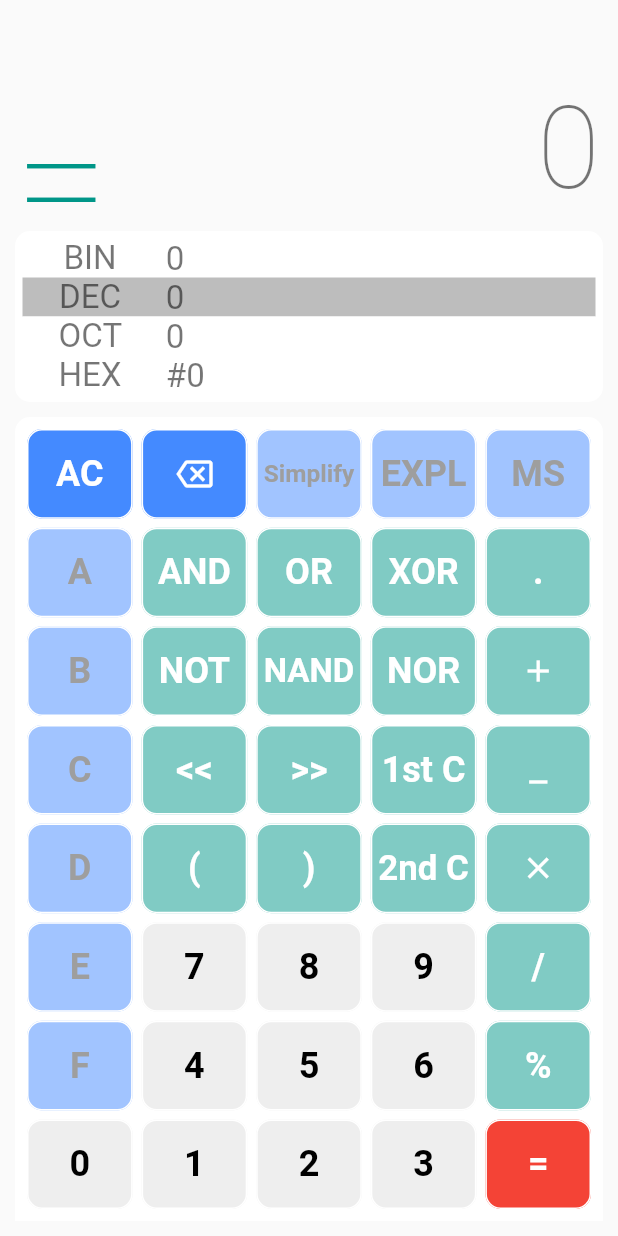
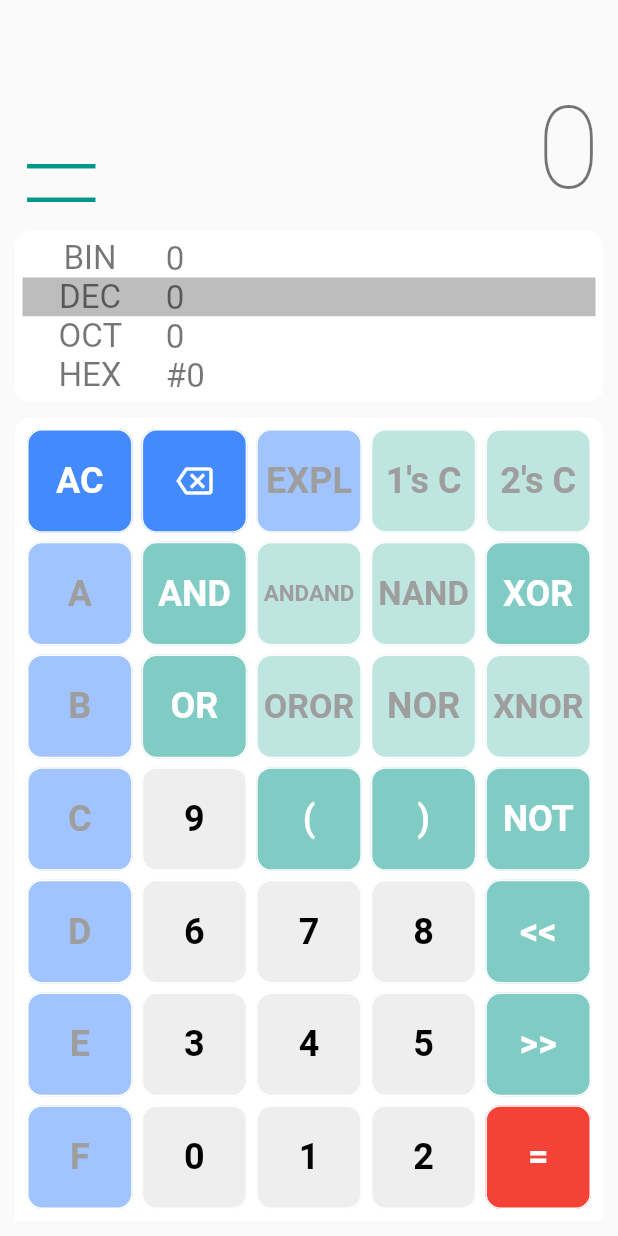
Before and after one commit to islamkhalid295/Graduation-Project, a Flutter app: the ProgrammerScreen widget shown alone on an empty page, opened directly, on a phone screen of 412 x 824 dp. Run offline on Flutter 3.47's test engine with Material 2 defaults, Android fonts, the light colour scheme and no system bars; our stand-ins replace cloud_firestore, firebase_auth, firebase_core, math_expressions, modal_progress_hud_nsn; missing offline and left inert: number_system; accounts and stored records are empty; network calls fail.

Commit message:
remove standard page, ui inhancement and adding new buttons to the app

```diff
--- a/lib/Graduation-Project/programmer.dart
+++ b/lib/Graduation-Project/programmer.dart
@@ -3,6 +3,7 @@ import 'package:flutter/material.dart';
 import 'package:number_system/number_system.dart';
 import 'package:cloud_firestore/cloud_firestore.dart';
 import 'package:firebase_auth/firebase_auth.dart';
+
 class ProgrammerScreen extends StatefulWidget {
   const ProgrammerScreen({Key? key}) : super(key: key);
 
@@ -11,21 +12,23 @@ class ProgrammerScreen extends StatefulWidget {
 }
 
 class _ProgrammerScreenState extends State<ProgrammerScreen> {
-  final _auth=FirebaseAuth.instance;
+  final _auth = FirebaseAuth.instance;
   late User signedINUser; //this get current user
-  final  _history = FirebaseFirestore.instance.collection('history');
+  final _history = FirebaseFirestore.instance.collection('history');
+
   Future<void> addUserHistory(String xtext) {
-
     // Call the user's CollectionReference to add a new user
     return _history
         .add({
-      'operation': xtext ,// add history
-      'user':signedINUser.email //currentuser
-      ,'type':'standard'
-    })
+          'operation': xtext, // add history
+          'user': signedINUser.email //currentuser
+          ,
+          'type': 'standard'
+        })
         .then((value) => print("User History Added"))
         .catchError((error) => print("Failed to add user History: $error"));
   }
+
   String currentNumberSystem = 'dec';
   String input = "";
   String result = "0";
@@ -35,6 +38,7 @@ class _ProgrammerScreenState extends State<ProgrammerScreen> {
   String octResult = "0";
   int tmp = 0;
   List<String> operator = ['&', '|', '~', '(', ')'];
+
 //sdada
   bool isOperator(String s) {
     return operator.contains(s);
@@ -43,12 +47,12 @@ class _ProgrammerScreenState extends State<ProgrammerScreen> {
   void check() {
     Parser p = Parser(input, currentNumberSystem);
     tmp = p.sampleParser();
-    if (p.error){
+    if (p.error) {
       binResult = "Math Error";
       decResult = "Math Error";
       hexResult = "Math Error";
       octResult = "Math Error";
-    }else {
+    } else {
       binResult = tmp.decToBinary().toString();
       decResult = tmp.toString();
       hexResult = tmp.decToHex().toString();
@@ -382,7 +386,7 @@ class _ProgrammerScreenState extends State<ProgrammerScreen> {
                 padding: const EdgeInsets.all(0),
                 gridDelegate: SliverGridDelegateWithFixedCrossAxisCount(
                   crossAxisCount: 5,
-                  mainAxisExtent: constraints.maxHeight * (1 / 8),
+                  mainAxisExtent: constraints.maxHeight * (1 / 7),
                 ),
                 children: [
                   //================ 1st Row ================//
@@ -414,25 +418,23 @@ class _ProgrammerScreenState extends State<ProgrammerScreen> {
                         });
                       }),
                   createButton(
-                    child: 'Simplify',
-                    color: Colors.white,
-                    bgColor: Colors.blueAccent,
-                    isEnabled: false,
-                  ),
-                  createButton(
                     child: 'EXPL',
                     color: Colors.white,
                     bgColor: Colors.blueAccent,
                     isEnabled: false,
                   ),
                   createButton(
-                      child: 'MS',
-                      color: Colors.white,
-                      bgColor: Colors.blueAccent,
-                      isEnabled: false,
-                      onPressed: () {
-                        setState(() {});
-                      }),
+                    child: '1\'s C',
+                    color: Colors.white,
+                    bgColor: Colors.teal[200],
+                    isEnabled: false,
+                  ),
+                  createButton(
+                    child: '2\'s C',
+                    color: Colors.white,
+                    bgColor: Colors.teal[200],
+                    isEnabled: false,
+                  ),
                   //================ 2nd Row ================//
                   createButton(
                       child: 'A',
@@ -456,15 +458,17 @@ class _ProgrammerScreenState extends State<ProgrammerScreen> {
                         });
                       }),
                   createButton(
-                      child: 'OR',
+                      child: 'ANDAND',
                       color: Colors.white,
                       bgColor: Colors.teal[200],
-                      isEnabled: true,
-                      onPressed: () {
-                        setState(() {
-                          input += "|";
-                        });
-                      }),
+                      isEnabled: false,
+                      ),
+                  createButton(
+                      child: 'NAND',
+                      color: Colors.white,
+                      bgColor: Colors.teal[200],
+                      isEnabled: false,
+                      ),
                   createButton(
                       child: 'XOR',
                       color: Colors.white,
@@ -473,16 +477,6 @@ class _ProgrammerScreenState extends State<ProgrammerScreen> {
                       onPressed: () {
                         setState(() {
                           input += '^';
-                        });
-                      }),
-                  createButton(
-                      child: '.',
-                      color: Colors.white,
-                      bgColor: Colors.teal[200],
-                      isEnabled: true,
-                      onPressed: () {
-                        setState(() {
-                          input += '.';
                         });
                       }),
                   //================ 3rd Row ================//
@@ -498,45 +492,33 @@ class _ProgrammerScreenState extends State<ProgrammerScreen> {
                         });
                       }),
                   createButton(
-                      child: 'NOT',
+                      child: 'OR',
                       color: Colors.white,
                       bgColor: Colors.teal[200],
                       isEnabled: true,
                       onPressed: () {
                         setState(() {
-                          input += '~';
+                          input += "|";
                         });
                       }),
                   createButton(
-                      child: 'NAND',
-                      color: Colors.white,
-                      bgColor: Colors.teal[200],
-                      isEnabled: true,
-                      onPressed: () {
-                        setState(() {
-                          input += "~&";
-                        });
-                      }),
+                    child: 'OROR',
+                    color: Colors.white,
+                    bgColor: Colors.teal[200],
+                    isEnabled: false,
+                  ),
                   createButton(
                       child: 'NOR',
                       color: Colors.white,
                       bgColor: Colors.teal[200],
-                      isEnabled: true,
-                      onPressed: () {
-                        setState(() {
-                          input += "~^";
-                        });
-                      }),
+                      isEnabled: false,
+                      ),
                   createButton(
-                      child: Icons.add,
+                      child: 'XNOR',
                       color: Colors.white,
                       bgColor: Colors.teal[200],
-                      isEnabled: true,
-                      onPressed: () {
-                        setState(() {
-                          input += '+';
-                        });
-                      }),
+                      isEnabled: false,
+                      ),
                   //================ 4th Row ================//
                   createButton(
                       child: 'C',
@@ -550,50 +532,14 @@ class _ProgrammerScreenState extends State<ProgrammerScreen> {
                         });
                       }),
                   createButton(
-                      child: '<<',
-                      color: Colors.white,
-                      bgColor: Colors.teal[200],
-                      isEnabled: true,
+                      child: '9',
+                      color: Colors.black,
+                      bgColor: Colors.grey[200],
+                      isEnabled: (currentNumberSystem == 'hex' ||
+                          currentNumberSystem == 'dec'),
                       onPressed: () {
                         setState(() {
-                          input += '<<';
-                        });
-                      }),
-                  createButton(
-                      child: '>>',
-                      color: Colors.white,
-                      bgColor: Colors.teal[200],
-                      isEnabled: true,
-                      onPressed: () {
-                        setState(() {
-                          input += '>>';
-                        });
-                      }),
-                  createButton(
-                    child: '1st C',
-                    color: Colors.white,
-                    bgColor: Colors.teal[200],
-                    isEnabled: true,
-                  ),
-                  createButton(
-                      child: Icons.minimize,
-                      color: Colors.white,
-                      bgColor: Colors.teal[200],
-                      isEnabled: true,
-                      onPressed: () {
-                        setState(() {
-                          input += '-';
-                        });
-                      }),
-                  //================ 5th Row ================//
-                  createButton(
-                      child: 'D',
-                      color: Colors.white,
-                      bgColor: Colors.blueAccent,
-                      isEnabled: (currentNumberSystem == 'hex'),
-                      onPressed: () {
-                        setState(() {
-                          input += 'D';
+                          input += '9';
                           check();
                         });
                       }),
@@ -618,30 +564,37 @@ class _ProgrammerScreenState extends State<ProgrammerScreen> {
                         });
                       }),
                   createButton(
-                    child: '2nd C',
-                    color: Colors.white,
-                    bgColor: Colors.teal[200],
-                    isEnabled: true,
-                  ),
-                  createButton(
-                      child: Icons.close,
+                      child: 'NOT',
                       color: Colors.white,
                       bgColor: Colors.teal[200],
                       isEnabled: true,
                       onPressed: () {
                         setState(() {
-                          input += '*';
+                          input += '~';
                         });
                       }),
-                  //================ 6th Row ================//
+                  //================ 5th Row ================//
                   createButton(
-                      child: 'E',
+                      child: 'D',
                       color: Colors.white,
                       bgColor: Colors.blueAccent,
                       isEnabled: (currentNumberSystem == 'hex'),
                       onPressed: () {
                         setState(() {
-                          input += 'E';
+                          input += 'D';
+                          check();
+                        });
+                      }),
+                  createButton(
+                      child: '6',
+                      color: Colors.black,
+                      bgColor: Colors.grey[200],
+                      isEnabled: (currentNumberSystem == 'hex' ||
+                          currentNumberSystem == 'oct' ||
+                          currentNumberSystem == 'dec'),
+                      onPressed: () {
+                        setState(() {
+                          input += '6';
                           check();
                         });
                       }),
@@ -671,36 +624,37 @@ class _ProgrammerScreenState extends State<ProgrammerScreen> {
                         });
                       }),
                   createButton(
-                      child: '9',
-                      color: Colors.black,
-                      bgColor: Colors.grey[200],
-                      isEnabled: (currentNumberSystem == 'hex' ||
-                          currentNumberSystem == 'dec'),
-                      onPressed: () {
-                        setState(() {
-                          input += '9';
-                          check();
-                        });
-                      }),
-                  createButton(
-                      child: '/',
+                      child: '<<',
                       color: Colors.white,
                       bgColor: Colors.teal[200],
                       isEnabled: true,
                       onPressed: () {
                         setState(() {
-                          input += '/';
+                          input += '<<';
                         });
                       }),
-                  //================ 7th Row ================//
+                  //================ 6th Row ================//
                   createButton(
-                      child: 'F',
+                      child: 'E',
                       color: Colors.white,
                       bgColor: Colors.blueAccent,
                       isEnabled: (currentNumberSystem == 'hex'),
                       onPressed: () {
                         setState(() {
-                          input += 'F';
+                          input += 'E';
+                          check();
+                        });
+                      }),
+                  createButton(
+                      child: '3',
+                      color: Colors.black,
+                      bgColor: Colors.grey[200],
+                      isEnabled: (currentNumberSystem == 'hex' ||
+                          currentNumberSystem == 'oct' ||
+                          currentNumberSystem == 'dec'),
+                      onPressed: () {
+                        setState(() {
+                          input += '3';
                           check();
                         });
                       }),
@@ -731,29 +685,27 @@ class _ProgrammerScreenState extends State<ProgrammerScreen> {
                         });
                       }),
                   createButton(
-                      child: '6',
-                      color: Colors.black,
-                      bgColor: Colors.grey[200],
-                      isEnabled: (currentNumberSystem == 'hex' ||
-                          currentNumberSystem == 'oct' ||
-                          currentNumberSystem == 'dec'),
-                      onPressed: () {
-                        setState(() {
-                          input += '6';
-                          check();
-                        });
-                      }),
-                  createButton(
-                      child: '%',
+                      child: '>>',
                       color: Colors.white,
                       bgColor: Colors.teal[200],
                       isEnabled: true,
                       onPressed: () {
                         setState(() {
-                          input += '%';
+                          input += '>>';
                         });
                       }),
-                  //================ 8th Row ================//
+                  //================ 7th Row ================//
+                  createButton(
+                      child: 'F',
+                      color: Colors.white,
+                      bgColor: Colors.blueAccent,
+                      isEnabled: (currentNumberSystem == 'hex'),
+                      onPressed: () {
+                        setState(() {
+                          input += 'F';
+                          check();
+                        });
+                      }),
                   createButton(
                       child: '0',
                       color: Colors.black,
@@ -789,19 +741,7 @@ class _ProgrammerScreenState extends State<ProgrammerScreen> {
                           check();
                         });
                       }),
-                  createButton(
-                      child: '3',
-                      color: Colors.black,
-                      bgColor: Colors.grey[200],
-                      isEnabled: (currentNumberSystem == 'hex' ||
-                          currentNumberSystem == 'oct' ||
-                          currentNumberSystem == 'dec'),
-                      onPressed: () {
-                        setState(() {
-                          input += '3';
-                          check();
-                        });
-                      }),
+
                   createButton(
                       child: '=',
                       color: Colors.white,
@@ -833,8 +773,8 @@ class _ProgrammerScreenState extends State<ProgrammerScreen> {
                                   result = tmp.toString();
                                 }
                             }
-                          }else
-                            result ="Math Error";
+                          } else
+                            result = "Math Error";
                         });
                       }),
                 ],
```
Also changed, not shown: lib/Graduation-Project/home.dart (+9 -36 lines).
